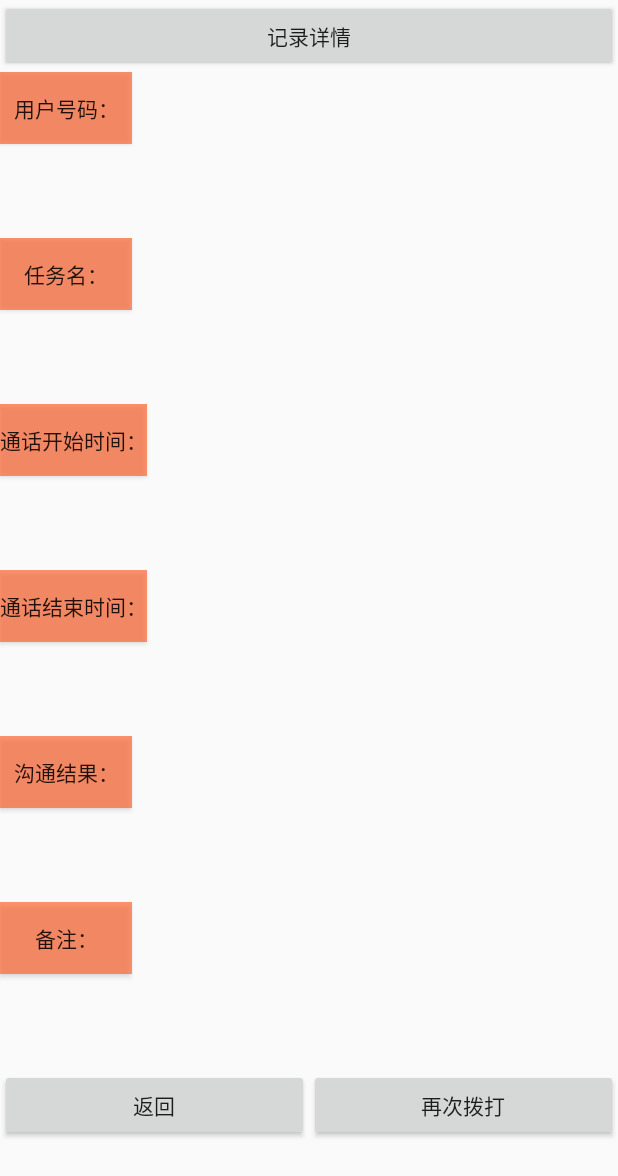
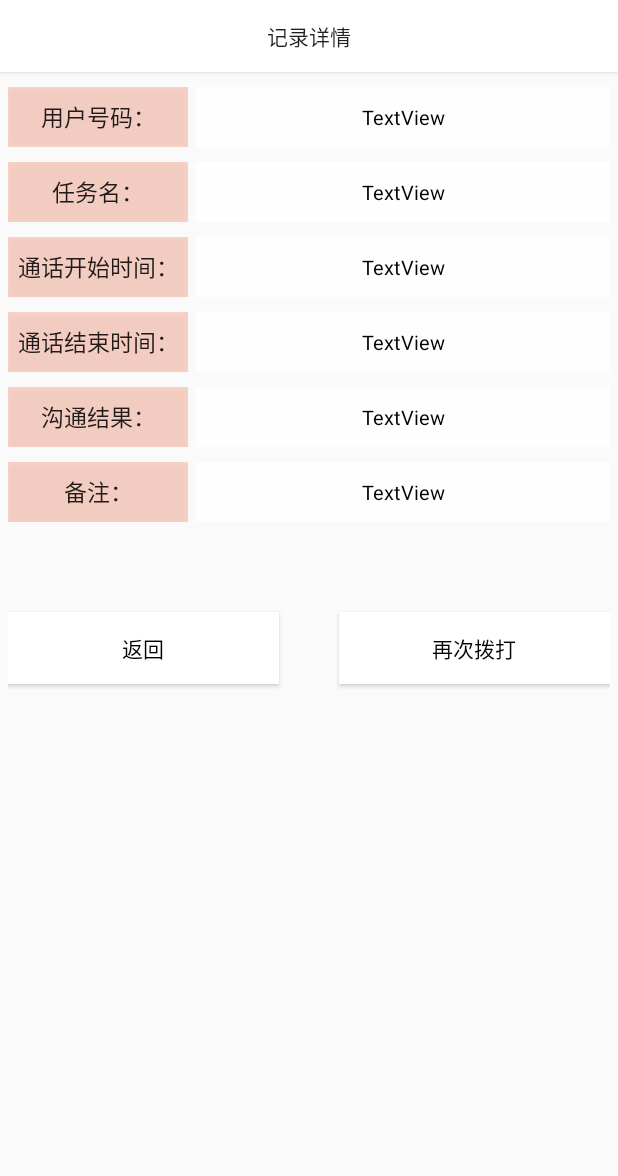
Before and after one commit to renw7/WoMarketing, an Android app: the CallDetailActivity screen opened directly, with no data from a screen before it, on a phone screen of 412 x 824 dp. Shown: the top 1176 px of the screen. Run offline under Robolectric (Android 15) with nearby library versions, the phone set to English and light mode, and no system bars; 1 statement that could not run was skipped.

Commit message:
calldetail界面修改

```diff
--- a/app/src/main/res/layout/activity_call_detail.xml
+++ b/app/src/main/res/layout/activity_call_detail.xml
@@ -11,141 +11,213 @@
         android:layout_width="match_parent"
         android:layout_height="wrap_content"
         android:gravity="center"
+        android:background="@color/white"
         android:text="@string/detail_name" />
 
     <LinearLayout
+        android:layout_height="40dp"
         android:layout_width="match_parent"
-        android:layout_height="wrap_content"
-        android:layout_weight="1"
+        android:layout_marginTop="10dp"
+        android:layout_marginLeft="5dp"
+        android:layout_marginRight="5dp"
         android:orientation="horizontal">
 
         <Button
             android:id="@+id/num_name"
-            android:layout_width="wrap_content"
+            android:layout_width="120dp"
             android:layout_height="wrap_content"
-            android:background="@color/white80"
+            android:background="@color/tab_checked"
             android:radius="5dp"
+            android:textSize="15sp"
             android:text="@string/num_name" />
         <TextView
             android:id="@+id/detail_nun"
-            android:layout_width="wrap_content"
-            android:layout_height="wrap_content"
+            android:layout_width="match_parent"
+            android:layout_height="match_parent"
+            android:layout_marginLeft="5dp"
+            android:layout_marginTop="0dp"
+            android:background="@color/white85"
+            android:gravity="center_vertical|center_horizontal"
+            android:text="TextView"
+            android:textColor="@color/black"
+            android:textSize="13sp"
             />
     </LinearLayout>
     <LinearLayout
         android:layout_width="match_parent"
-    android:layout_height="wrap_content"
-        android:layout_weight="1"
+        android:layout_height="40dp"
+        android:layout_marginTop="10dp"
+        android:layout_marginLeft="5dp"
+        android:layout_marginRight="5dp"
     android:orientation="horizontal">
 
     <Button
         android:id="@+id/task_name"
-        android:layout_width="wrap_content"
+        android:layout_width="120dp"
         android:layout_height="wrap_content"
-        android:background="@color/white80"
+        android:background="@color/tab_checked"
         android:radius="5dp"
+        android:textSize="15sp"
         android:text="@string/task_name" />
     <TextView
         android:id="@+id/detail_task"
-        android:layout_width="wrap_content"
-        android:layout_height="wrap_content" />
+        android:layout_width="match_parent"
+        android:layout_height="match_parent"
+        android:layout_marginLeft="5dp"
+        android:layout_marginTop="0dp"
+        android:background="@color/white85"
+        android:gravity="center_vertical|center_horizontal"
+        android:text="TextView"
+        android:textColor="@color/black"
+        android:textSize="13sp" />
 </LinearLayout>
+
     <LinearLayout
         android:layout_width="match_parent"
-android:layout_height="wrap_content"
-    android:layout_weight="1"
+        android:layout_height="40dp"
+        android:layout_marginTop="10dp"
+        android:layout_marginLeft="5dp"
+        android:layout_marginRight="5dp"
         android:orientation="horizontal">
 
         <Button
             android:id="@+id/startime"
-    android:layout_width="wrap_content"
+            android:layout_width="120dp"
             android:layout_height="wrap_content"
-    android:background="@color/white80"
+            android:background="@color/tab_checked"
             android:radius="5dp"
-    android:text="@string/startime" />
+            android:text="@string/startime"
+            android:textSize="15sp" />
+
         <TextView
             android:id="@+id/detail_startime"
-    android:layout_width="wrap_content"
-    android:layout_height="wrap_content" />
+            android:layout_width="match_parent"
+            android:layout_height="match_parent"
+            android:layout_marginLeft="5dp"
+            android:layout_marginTop="0dp"
+            android:background="@color/white85"
+            android:gravity="center_vertical|center_horizontal"
+            android:text="TextView"
+            android:textColor="@color/black"
+            android:textSize="13sp" />
     </LinearLayout>
     <LinearLayout
         android:layout_width="match_parent"
-        android:layout_height="wrap_content"
-        android:layout_weight="1"
+        android:layout_height="40dp"
+        android:layout_marginTop="10dp"
+        android:layout_marginLeft="5dp"
+        android:layout_marginRight="5dp"
         android:orientation="horizontal">
 
         <Button
             android:id="@+id/endtime"
-            android:layout_width="wrap_content"
+            android:layout_width="120dp"
             android:layout_height="wrap_content"
-            android:background="@color/white80"
+            android:background="@color/tab_checked"
             android:radius="5dp"
+            android:textSize="15sp"
             android:text="@string/endtime" />
         <TextView
             android:id="@+id/detail_endtime"
-            android:layout_width="wrap_content"
-            android:layout_height="wrap_content" />
+            android:layout_width="match_parent"
+            android:layout_height="match_parent"
+            android:layout_marginLeft="5dp"
+            android:layout_marginTop="0dp"
+            android:background="@color/white85"
+            android:gravity="center_vertical|center_horizontal"
+            android:text="TextView"
+            android:textColor="@color/black"
+            android:textSize="13sp" />
     </LinearLayout>
 
     <LinearLayout
         android:layout_width="match_parent"
-        android:layout_height="wrap_content"
-        android:layout_weight="1"
+        android:layout_height="40dp"
+        android:layout_marginTop="10dp"
+        android:layout_marginLeft="5dp"
+        android:layout_marginRight="5dp"
 
         android:orientation="horizontal">
 
         <Button
             android:id="@+id/result"
-            android:layout_width="wrap_content"
+            android:layout_width="120dp"
             android:layout_height="wrap_content"
-            android:background="@color/white80"
+            android:background="@color/tab_checked"
             android:radius="5dp"
+            android:textSize="15sp"
             android:text="@string/result" />
         <TextView
             android:id="@+id/detail_result"
-            android:layout_width="wrap_content"
-            android:layout_height="wrap_content" />
+            android:layout_width="match_parent"
+            android:layout_height="match_parent"
+            android:layout_marginLeft="5dp"
+            android:layout_marginTop="0dp"
+            android:background="@color/white85"
+            android:gravity="center_vertical|center_horizontal"
+            android:text="TextView"
+            android:textColor="@color/black"
+            android:textSize="13sp" />
     </LinearLayout>
     <LinearLayout
         android:layout_width="match_parent"
-        android:layout_height="wrap_content"
-        android:layout_weight="1"
+        android:layout_height="40dp"
+        android:layout_marginTop="10dp"
+        android:layout_marginLeft="5dp"
+        android:layout_marginRight="5dp"
         android:orientation="horizontal">
 
         <Button
             android:id="@+id/remark"
-            android:layout_width="wrap_content"
+            android:layout_width="120dp"
             android:layout_height="wrap_content"
-            android:background="@color/white80"
+            android:background="@color/tab_checked"
             android:radius="5dp"
+            android:textSize="15sp"
             android:text="@string/remark" />
         <TextView
             android:id="@+id/detail_remark"
-            android:layout_width="wrap_content"
-            android:layout_height="wrap_content" />
+            android:layout_width="match_parent"
+            android:layout_height="match_parent"
+            android:layout_marginLeft="5dp"
+            android:layout_marginTop="0dp"
+            android:background="@color/white85"
+            android:gravity="center_vertical|center_horizontal"
+            android:text="TextView"
+            android:textColor="@color/black"
+            android:textSize="13sp" />
     </LinearLayout>
 
 
     <LinearLayout
         android:layout_width="match_parent"
-        android:layout_height="wrap_content"
-        android:layout_weight="1"
-
+        android:layout_height="500dp"
+        android:layout_marginLeft="5dp"
+        android:layout_marginTop="10dp"
+        android:layout_marginRight="5dp"
         android:orientation="horizontal">
 
 
         <Button
             android:id="@+id/detail_return"
-            android:layout_width="wrap_content"
+            android:layout_width="70dp"
             android:layout_height="wrap_content"
+            android:layout_marginRight="20dp"
+            android:layout_marginTop="50dp"
             android:layout_weight="1"
-            android:text="返回" />
+            android:background="@color/white"
+            android:text="返回"
+            android:textColor="@color/black" />
 
         <Button
             android:id="@+id/detail_recall"
-            android:layout_width="wrap_content"
+            android:layout_width="70dp"
             android:layout_height="wrap_content"
             android:layout_weight="1"
+            android:background="@color/white"
+            android:layout_marginLeft="20dp"
+            android:layout_marginTop="50dp"
+            android:textColor="@color/black"
             android:text="再次拨打" />
     </LinearLayout>
 
```
Lines whose indentation alone changed are shown as unchanged.
